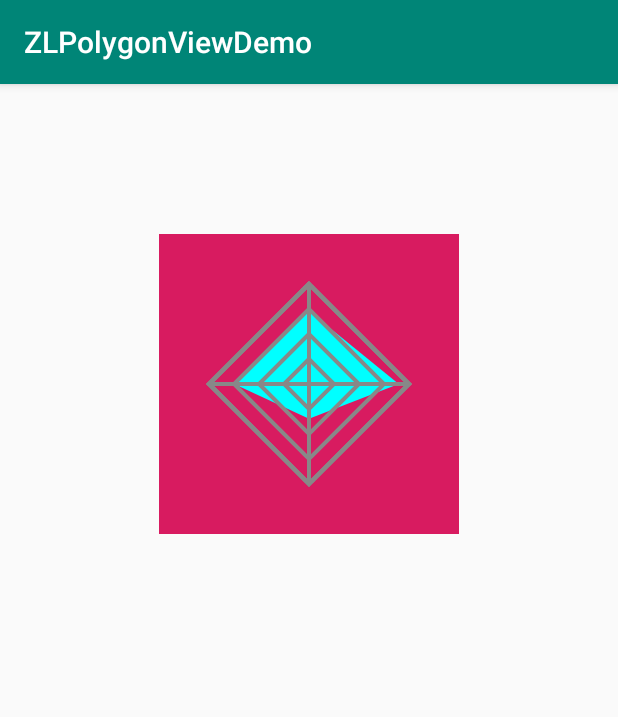
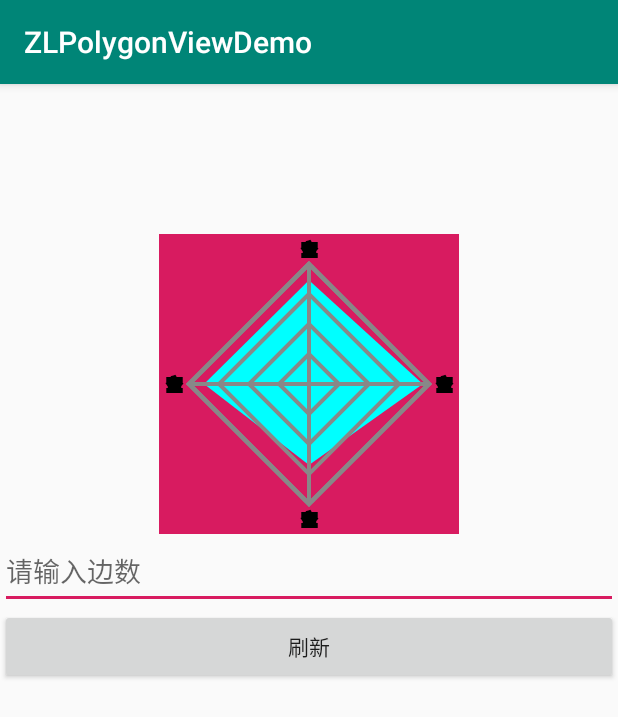
Before and after one commit to czl0325/ZLPolygonView-Android, an Android app: the screen it shows after launch (MainActivity), on a phone screen of 412 x 824 dp. Shown: the top 717 px of the screen. Run offline under Robolectric (Android 15) with nearby library versions, the phone set to English and light mode, and no system bars.

Commit message:
1.0.0版本

```diff
--- a/app/src/main/java/com/github/zlpolygonviewdemo/MainActivity.java
+++ b/app/src/main/java/com/github/zlpolygonviewdemo/MainActivity.java
@@ -2,6 +2,11 @@ package com.github.zlpolygonviewdemo;
 
 import android.support.v7.app.AppCompatActivity;
 import android.os.Bundle;
+import android.view.Gravity;
+import android.view.LayoutInflater;
+import android.view.MotionEvent;
+import android.view.View;
+import android.widget.EditText;
 
 import com.github.zlpolygonview.ZLPolygonView;
 
@@ -10,16 +15,37 @@ import java.util.List;
 
 public class MainActivity extends AppCompatActivity {
     private ZLPolygonView polygonView;
+    private EditText editText;
 
     @Override
     protected void onCreate(Bundle savedInstanceState) {
         super.onCreate(savedInstanceState);
         setContentView(R.layout.activity_main);
 
+        editText = findViewById(R.id.edit);
         polygonView = findViewById(R.id.polygonview);
         List<Float> values = new ArrayList<>();
         for (int i=0; i<4; i++) {
-            values.add((float) (Math.random()*100/100));
+            values.add((float) (Math.random()*50/100+0.5));
+        }
+        polygonView.setPolygonValues(values);
+        polygonView.setOnClickPolygonListeren(new ZLPolygonView.onClickPolygonListeren() {
+            @Override
+            public void onClickPolygon(MotionEvent event, int index) {
+                View rootView = LayoutInflater.from(MainActivity.this).inflate(R.layout.activity_main, null);
+
+                new ValuePopupWindow(MainActivity.this).showAtLocation(rootView,
+                        Gravity.TOP|Gravity.LEFT,
+                        (int)event.getRawX(), (int)event.getRawY());
+            }
+        });
+    }
+
+    public void clickReload(View view) {
+        int number = Integer.parseInt(editText.getText().toString());
+        List<Float> values = new ArrayList<>();
+        for (int i=0; i<number; i++) {
+            values.add((float) (Math.random()*50/100+0.5));
         }
         polygonView.setPolygonValues(values);
     }
--- a/app/src/main/res/layout/activity_main.xml
+++ b/app/src/main/res/layout/activity_main.xml
@@ -1,11 +1,12 @@
 <?xml version="1.0" encoding="utf-8"?>
 <LinearLayout xmlns:android="http://schemas.android.com/apk/res/android"
-    xmlns:app="http://schemas.android.com/apk/res-auto"
     xmlns:tools="http://schemas.android.com/tools"
     android:layout_width="match_parent"
     android:layout_height="match_parent"
     android:gravity="center_horizontal"
-    tools:context=".MainActivity">
+    android:orientation="vertical"
+    tools:context=".MainActivity"
+    android:id="@+id/main">
 
     <com.github.zlpolygonview.ZLPolygonView
         android:id="@+id/polygonview"
@@ -14,4 +15,16 @@
         android:background="@color/colorAccent"
         android:layout_marginTop="100dp"/>
 
+    <EditText
+        android:id="@+id/edit"
+        android:layout_width="match_parent"
+        android:layout_height="50dp"
+        android:hint="请输入边数"/>
+
+    <Button
+        android:layout_width="match_parent"
+        android:layout_height="50dp"
+        android:text="刷新"
+        android:onClick="clickReload"
+        />
 </LinearLayout>
--- a/zlpolygonview/src/main/java/com/github/zlpolygonview/ZLPolygonView.java
+++ b/zlpolygonview/src/main/java/com/github/zlpolygonview/ZLPolygonView.java
@@ -8,6 +8,7 @@ import android.graphics.Paint;
 import android.graphics.Path;
 import android.graphics.Point;
 import android.graphics.Rect;
+import android.graphics.RectF;
 import android.support.annotation.Nullable;
 import android.util.AttributeSet;
 import android.util.Log;
@@ -20,6 +21,7 @@ import java.util.List;
 public class ZLPolygonView extends View {
     private Paint mPaint;
     private Path mPath;
+    private Context context;
 
     private int mInnerColor;
     private int mLineColor;
@@ -37,8 +39,16 @@ public class ZLPolygonView extends View {
 
     private onClickPolygonListeren onClickPolygonListeren;
 
+    public ZLPolygonView(Context context) {
+        super(context);
+        this.context = context;
+
+        init();
+    }
+
     public ZLPolygonView(Context context, @Nullable AttributeSet attrs) {
         super(context, attrs);
+        this.context = context;
 
         TypedArray a = context.obtainStyledAttributes(attrs, R.styleable.ZLPolygonView);
         mInnerColor = a.getColor(R.styleable.ZLPolygonView_InnerColor, Color.CYAN);
@@ -48,10 +58,14 @@ public class ZLPolygonView extends View {
         mEdgeNumber = a.getInt(R.styleable.ZLPolygonView_EdgeNumber, 4);
         a.recycle();
 
+        init();
+    }
+
+    private void init() {
         mOuterPoints = new ArrayList<>();
         mInnerPoints = new ArrayList<>();
         mTextPoints = new ArrayList<>();
-        mTextSize = 50;//px2dp(context,25);
+        mTextSize = dp2px(context,20);
 
         mPaint = new Paint();
         mPaint.setAntiAlias(true);
@@ -59,8 +73,10 @@ public class ZLPolygonView extends View {
     }
 
 
-
     public void setPolygonValues(List<Float> polygonValues) {
+        if (polygonValues.size() < 3) {
+            return;
+        }
         mPolygonValues = polygonValues;
         mDotNumber = mPolygonValues.size();
         postInvalidate();
@@ -89,6 +105,7 @@ public class ZLPolygonView extends View {
 
         mOuterPoints.clear();
         mInnerPoints.clear();
+        mTextPoints.clear();
 
         mPaint.setColor(mLineColor);
         mPaint.setStrokeWidth(mLineWidth);
@@ -100,6 +117,7 @@ public class ZLPolygonView extends View {
         int textRadius = radius-mTextSize/2;
         int outerRadius = radius-mTextSize;
         float innerAngle = (float) (360.f/mDotNumber);
+        Log.e("czl","size大小="+width+","+height);
 
         mPath.rewind();
         canvas.save();
@@ -123,6 +141,7 @@ public class ZLPolygonView extends View {
                     mPath.lineTo(x,y);
                 }
                 mInnerPoints.add(new Point((int)x,(int)y));
+                //Log.e("czl","第"+i+"个点:"+new Point((int)x,(int)y).toString());
             }
             mPath.close();
             mPaint.setStyle(Paint.Style.FILL);
@@ -146,9 +165,11 @@ public class ZLPolygonView extends View {
                 }
                 if ((j+1)*(1.0/mEdgeNumber)==1) {
                     mOuterPoints.add(new Point((int)x, (int)y));
+                    Log.e("czl","边缘第"+i+"个点:"+new Point((int)x,(int)y).toString());
                     float textX = (float) (centerPoint.x-Math.cos(angleToRadian(90-innerAngle*i))*textRadius);
                     float textY = (float) (centerPoint.y-Math.sin(angleToRadian(90-innerAngle*i))*textRadius);
                     mTextPoints.add(new Point((int)textX, (int)textY));
+                    Log.e("czl","文字第"+i+"个点:"+new Point((int)textX, (int)textY).toString());
                 }
             }
             mPath.close();
@@ -174,35 +195,33 @@ public class ZLPolygonView extends View {
             }
             Point point = mTextPoints.get(i);
             Paint.FontMetricsInt fontMetrics = mPaint.getFontMetricsInt();
-            Rect textRect = new Rect(
+            RectF textRect = new RectF(
                     point.x-mTextSize/2,
                     point.y-mTextSize/2,
-                    point.x+mTextSize,
-                    point.y+mTextSize);
-            int baseline = (textRect.bottom + textRect.top - fontMetrics.bottom - fontMetrics.top) / 2;
-            mPaint.setStyle(Paint.Style.FILL);
-            mPaint.setColor(Color.YELLOW);
-//            canvas.drawRect(textRect, mPaint);
-//            mPaint.setTextSize(30f);
-//            mPaint.setTextAlign(Paint.Align.CENTER);
-//            mPaint.setStyle(Paint.Style.STROKE);
-//            mPaint.setColor(Color.BLACK);
-//            canvas.drawText(str, textRect.centerX(), baseline, mPaint);
+                    point.x+mTextSize/2,
+                    point.y+mTextSize/2);
+            Log.e("czl","第"+i+"个矩形:"+textRect.toString());
+            float baseline = (textRect.bottom + textRect.top - fontMetrics.bottom - fontMetrics.top) / 2;
+            mPaint.setTextSize(sp2px(10));
+            mPaint.setTextAlign(Paint.Align.CENTER);
+            mPaint.setStyle(Paint.Style.STROKE);
+            mPaint.setColor(Color.BLACK);
+            canvas.drawText(str, textRect.centerX(), baseline, mPaint);
         }
     }
 
     @Override
     public boolean onTouchEvent(MotionEvent event) {
         switch (event.getAction()) {
-            case MotionEvent.ACTION_UP:
+            case MotionEvent.ACTION_DOWN:
+                //Log.e("czl","触摸的点:"+new Point((int)event.getX(), (int)event.getY()).toString());
                 for (int i=0; i<mInnerPoints.size(); i++) {
                     Point pt = mInnerPoints.get(i);
-                    if (Math.abs(event.getX()-pt.x)<10
-                            &&Math.abs(event.getY()-pt.y)<10) {
+                    if (Math.abs(event.getX()-pt.x)<dp2px(context, 15)
+                            &&Math.abs(event.getY()-pt.y)<dp2px(context, 15)) {
                         if (onClickPolygonListeren != null) {
                             onClickPolygonListeren.onClickPolygon(event,i);
-                            Log.e("czl","---"+event.getX()+"----"+event.getY()
-                            + "第" +i + "个点");
+                            //Log.e("czl","---"+event.getX()+"----"+event.getY() + "第" +i + "个点");
                             break;
                         }
                     }
@@ -230,7 +249,17 @@ public class ZLPolygonView extends View {
         return (int) (pxValue / scale + 0.5f);
     }
 
-    private interface onClickPolygonListeren {
+    public int dp2px(Context context, float dipValue) {
+        final float scale = context.getResources().getDisplayMetrics().density;
+        return (int) (dipValue * scale + 0.5f);
+    }
+
+    public int sp2px(int spValue) {
+        final float fontScale = context.getResources().getDisplayMetrics().scaledDensity;
+        return (int) (spValue * fontScale + 0.5f);
+    }
+
+    public interface onClickPolygonListeren {
         void onClickPolygon(MotionEvent event, int index);
     }
 }
```
Also changed, not shown: app/src/main/java/com/github/zlpolygonviewdemo/ValuePopupWindow.java (added, +77 -0 lines), app/src/main/res/layout/popup_text.xml (added, +17 -0 lines), zlpolygonview/build.gradle (+99 -0 lines).
